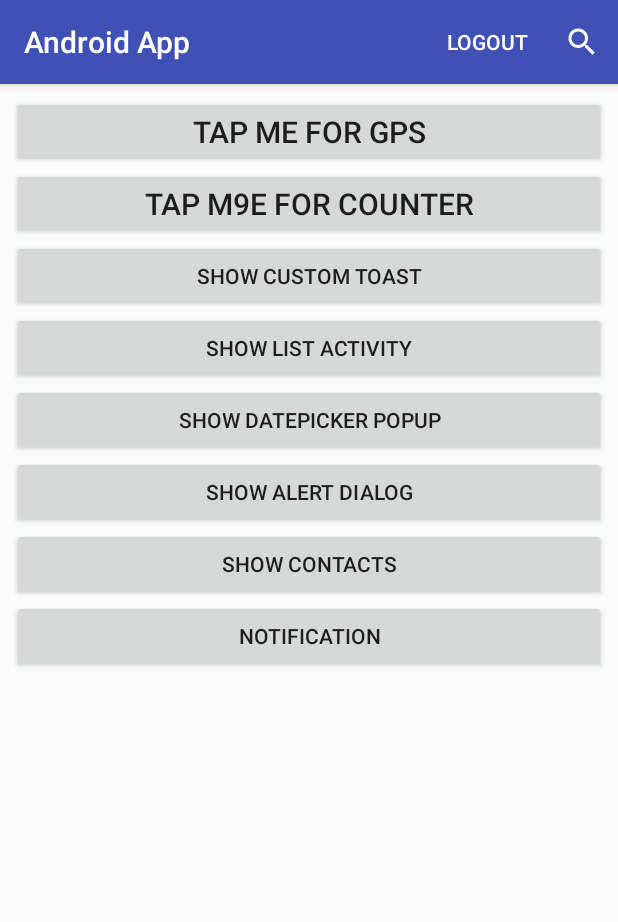
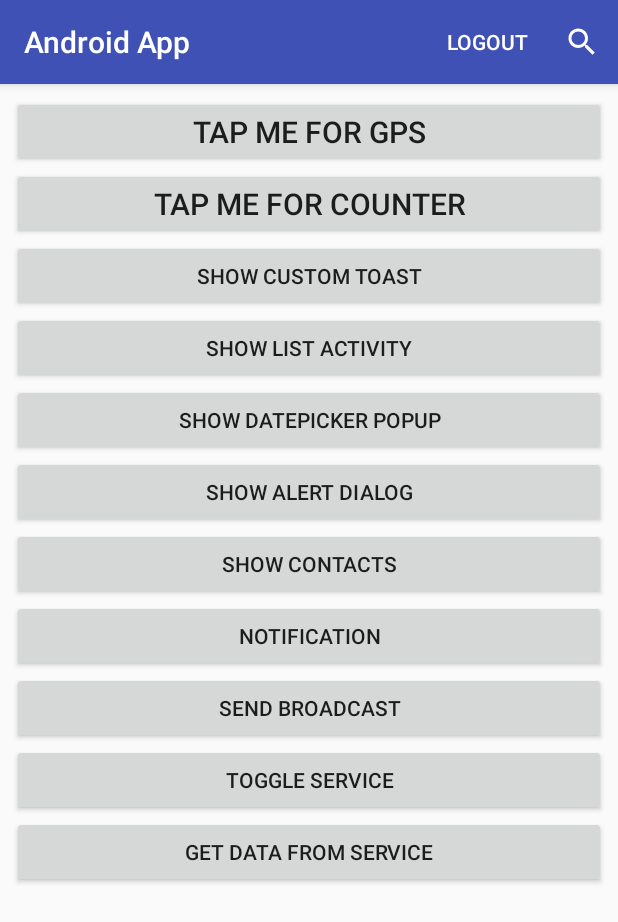
Before and after one commit to Drezir/androidTutorial, an Android app: the MainActivity screen opened directly, with no data from a screen before it, on a phone screen of 412 x 824 dp. Shown: the top 922 px of the screen. Run offline under Robolectric (Android 15) with nearby library versions, the phone set to English and light mode, and no system bars; 2 statements that could not run were skipped.

Commit message:
Services and broadcasts

```diff
--- a/app/src/main/java/app/android/adam/androidapp/MainActivity.java
+++ b/app/src/main/java/app/android/adam/androidapp/MainActivity.java
@@ -4,14 +4,20 @@ import android.Manifest;
 import android.app.AlertDialog;
 import android.app.NotificationManager;
 import android.app.SearchManager;
+import android.app.job.JobInfo;
+import android.app.job.JobScheduler;
+import android.content.ComponentName;
 import android.content.Context;
 import android.content.DialogInterface;
 import android.content.Intent;
+import android.content.IntentFilter;
+import android.content.ServiceConnection;
 import android.content.pm.PackageManager;
 import android.location.Location;
 import android.location.LocationManager;
 import android.os.Build;
 import android.os.Bundle;
+import android.os.IBinder;
 import android.support.annotation.NonNull;
 import android.support.v4.app.ActivityCompat;
 import android.support.v4.app.FragmentManager;
@@ -31,19 +37,48 @@ import android.widget.Toast;
 
 import java.util.List;
 
+import app.android.adam.androidapp.broadcast.MyReceiver;
 import app.android.adam.androidapp.contact.Contact;
 import app.android.adam.androidapp.interfaces.FragmentDataExtractor;
+import app.android.adam.androidapp.services.MyJobService;
+import app.android.adam.androidapp.services.MyService;
+import app.android.adam.androidapp.services.ServiceUi;
 import app.android.adam.androidapp.shopitems.ShopItemsActivity;
 import app.android.adam.androidapp.user.User;
 
 public class MainActivity extends AuthenticatedActivity {
 
     private static final int GPS_FINE_LOCATION_REQUEST_CODE = 1;
+    private static final int RECEIVE_SMS_REQUEST_CODE = 1;
 
     private Button topTextGps;
     private Button mainThreadCounter;
 
     private boolean counterRunning;
+
+    private Intent intentService;
+
+    private ServiceUi serviceUi;
+    private boolean mBound;
+    private ServiceConnection mConnection;
+
+    private int jobId = 0;
+
+    @Override
+    protected void onStart() {
+        super.onStart();
+        Intent intent = new Intent(this, ServiceUi.class);
+        bindService(intent, mConnection, Context.BIND_AUTO_CREATE);
+    }
+
+    @Override
+    protected void onStop() {
+        super.onStop();
+        if (mBound) {
+            unbindService(mConnection);
+            mBound = false;
+        }
+    }
 
     @Override
     protected void onCreate(Bundle savedInstanceState) {
@@ -57,6 +92,10 @@ public class MainActivity extends AuthenticatedActivity {
         });
         findViewById(R.id.mainPopupButton).setOnClickListener(new ButtonShowPopup());
         findViewById(R.id.mainAlertButton).setOnClickListener(new ButtonShowAlert());
+        findViewById(R.id.mainShowNotification).setOnClickListener(new ButtonNotification());
+        findViewById(R.id.mainSendBroadcast).setOnClickListener(new ButtonBroadcast());
+        findViewById(R.id.mainToggleService).setOnClickListener(new ButtonService());
+        findViewById(R.id.mainServiceData).setOnClickListener(new ButtonServiceData());
 
         topTextGps = findViewById(R.id.mainTopTextGps);
         topTextGps.setOnClickListener(v -> {
@@ -73,7 +112,52 @@ public class MainActivity extends AuthenticatedActivity {
             Intent intent = new Intent(this, ContactActivity.class);
             startActivity(intent);
         });
-        findViewById(R.id.mainShowNotification).setOnClickListener(new ButtonNotification());
+
+        checkReadSmsPermissions();
+        setupBroadcast();
+        jobService();
+
+        mConnection = new ServiceConnection() {
+            @Override
+            public void onServiceConnected(ComponentName name, IBinder service) {
+                ServiceUi.ServiceUiBinder binder = (ServiceUi.ServiceUiBinder)service;
+                serviceUi = binder.getService();
+                mBound = true;
+            }
+
+            @Override
+            public void onServiceDisconnected(ComponentName name) {
+                mBound = false;
+            }
+        };
+    }
+
+    private void jobService() {
+
+        JobInfo.Builder builder = new JobInfo.Builder(jobId, new ComponentName(this, MyJobService.class));
+        builder.setPeriodic(2000);
+        builder.setPersisted(true);
+        builder.setRequiresDeviceIdle(true);
+        builder.setRequiresCharging(true);
+        builder.setRequiredNetworkType(JobInfo.NETWORK_TYPE_ANY);
+        JobScheduler jobScheduler = (JobScheduler)getSystemService(Context.JOB_SCHEDULER_SERVICE);
+        jobScheduler.schedule(builder.build());
+    }
+    private void setupBroadcast() {
+        IntentFilter intentFilter = new IntentFilter();
+        intentFilter.addAction("MyAction");
+        intentFilter.addAction("android.provider.Telephony.SMS_RECEIVED");
+        intentFilter.addCategory("android.intent.category.DEFAULT");
+        registerReceiver(new MyReceiver(), intentFilter);
+    }
+    private void service() {
+        if (MyService.RUNNING) {
+            stopService(intentService);
+        } else {
+            intentService = new Intent(this, MyService.class);
+            startService(intentService);
+        }
+        MyService.RUNNING = !MyService.RUNNING;
     }
 
     private class CounterRunner implements Runnable {
@@ -107,6 +191,16 @@ public class MainActivity extends AuthenticatedActivity {
             }
         }
         setupGps();
+    }
+    private void checkReadSmsPermissions() {
+        if (Build.VERSION.SDK_INT >= 23) {
+            if (ActivityCompat.checkSelfPermission(this, Manifest.permission.RECEIVE_SMS) !=
+                    PackageManager.PERMISSION_GRANTED) {
+                requestPermissions(new String[] {Manifest.permission.RECEIVE_SMS},
+                        RECEIVE_SMS_REQUEST_CODE);
+                return;
+            }
+        }
     }
 
     @Override
@@ -234,4 +328,28 @@ public class MainActivity extends AuthenticatedActivity {
             customNotification.notify(MainActivity.this, "It is raining", notId);
         }
     }
+    private class ButtonBroadcast implements View.OnClickListener {
+
+        @Override
+        public void onClick(View v) {
+            Intent intent = new Intent();
+            intent.setAction("MyAction");
+            intent.putExtra("message", "Hello World");
+            sendBroadcast(intent); // every app can listen
+        }
+    }
+    private class ButtonService implements View.OnClickListener {
+
+        @Override
+        public void onClick(View v) {
+            service();
+        }
+    }
+    private class ButtonServiceData implements View.OnClickListener {
+        @Override
+        public void onClick(View v) {
+            Toast.makeText(MainActivity.this, String.valueOf(serviceUi.getRandomNumber()),
+                    Toast.LENGTH_SHORT).show();
+        }
+    }
 }
--- a/app/src/main/res/layout/activity_main.xml
+++ b/app/src/main/res/layout/activity_main.xml
@@ -31,7 +31,7 @@
             android:id="@+id/mainThreadCounter"
             android:layout_width="match_parent"
             android:layout_height="wrap_content"
-            android:text="Tap m9e for counter"
+            android:text="Tap me for counter"
             android:textSize="20sp"/>
 
         <Button
@@ -69,5 +69,23 @@
             android:text="Notification"
             android:layout_width="match_parent"
             android:layout_height="wrap_content"/>
+
+        <Button
+            android:id="@+id/mainSendBroadcast"
+            android:layout_width="match_parent"
+            android:layout_height="wrap_content"
+            android:text="Send broadcast"/>
+
+        <Button
+            android:id="@+id/mainToggleService"
+            android:layout_width="match_parent"
+            android:layout_height="wrap_content"
+            android:text="Toggle service"/>
+
+        <Button
+            android:id="@+id/mainServiceData"
+            android:layout_width="match_parent"
+            android:layout_height="wrap_content"
+            android:text="Get data from service"/>
     </LinearLayout>
 </android.support.constraint.ConstraintLayout>
```
Also changed, not shown: app/src/main/AndroidManifest.xml (+7 -0 lines), app/src/main/java/app/android/adam/androidapp/broadcast/MyReceiver.java (added, +39 -0 lines), app/src/main/java/app/android/adam/androidapp/services/MyJobService.java (added, +21 -0 lines), app/src/main/java/app/android/adam/androidapp/services/MyService.java (added, +28 -0 lines), app/src/main/java/app/android/adam/androidapp/services/ServiceUi.java (added, +41 -0 lines).
